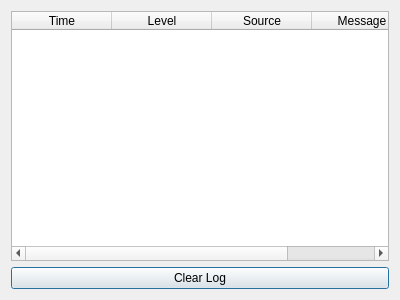
Above: scribus/ui/documentlogviewerbase.ui from scribusproject/scribus before the change. Below: the same form after it.
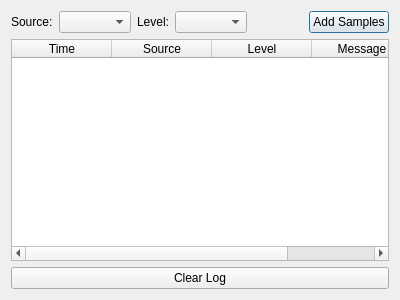
That is the form after the change.

Commit message: Rework some of the document log, and add in ability to filter by source and level of the entry.

The edit to the form file:
```diff
--- a/scribus/ui/documentlogviewerbase.ui
+++ b/scribus/ui/documentlogviewerbase.ui
@@ -14,6 +14,50 @@
    <string>Document Log</string>
   </property>
   <layout class="QVBoxLayout" name="verticalLayout">
+   <item>
+    <layout class="QHBoxLayout" name="horizontalLayout">
+     <item>
+      <widget class="QLabel" name="sourceFilterlabel">
+       <property name="text">
+        <string>Source:</string>
+       </property>
+      </widget>
+     </item>
+     <item>
+      <widget class="QComboBox" name="sourceFilterComboBox"/>
+     </item>
+     <item>
+      <widget class="QLabel" name="label">
+       <property name="text">
+        <string>Level:</string>
+       </property>
+      </widget>
+     </item>
+     <item>
+      <widget class="QComboBox" name="levelFilterComboBox"/>
+     </item>
+     <item>
+      <spacer name="horizontalSpacer">
+       <property name="orientation">
+        <enum>Qt::Orientation::Horizontal</enum>
+       </property>
+       <property name="sizeHint" stdset="0">
+        <size>
+         <width>40</width>
+         <height>20</height>
+        </size>
+       </property>
+      </spacer>
+     </item>
+     <item>
+      <widget class="QPushButton" name="samplePushButton">
+       <property name="text">
+        <string>Add Samples</string>
+       </property>
+      </widget>
+     </item>
+    </layout>
+   </item>
    <item>
     <widget class="QTableWidget" name="logTableWidget">
      <property name="editTriggers">
@@ -30,16 +74,16 @@
        <string>Time</string>
       </property>
      </column>
-     <column>
-      <property name="text">
-       <string>Level</string>
-      </property>
-     </column>
      <column>
       <property name="text">
        <string>Source</string>
       </property>
      </column>
+     <column>
+      <property name="text">
+       <string>Level</string>
+      </property>
+     </column>
      <column>
       <property name="text">
        <string>Message</string>
```
The commit also changes 4 other files.
